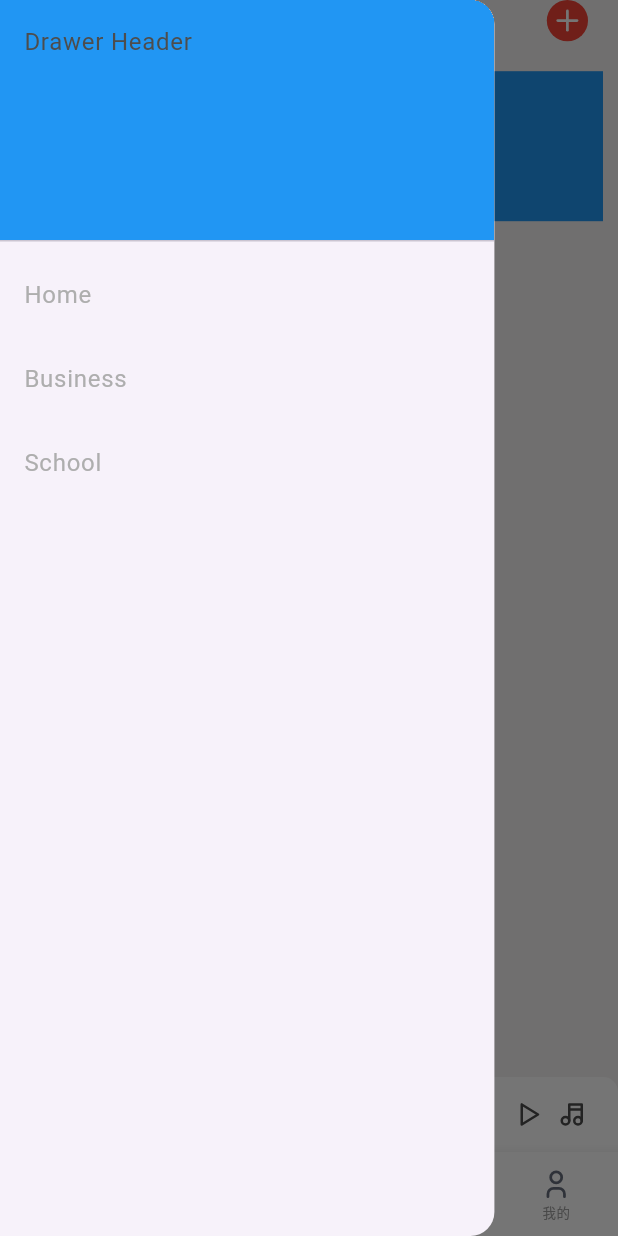
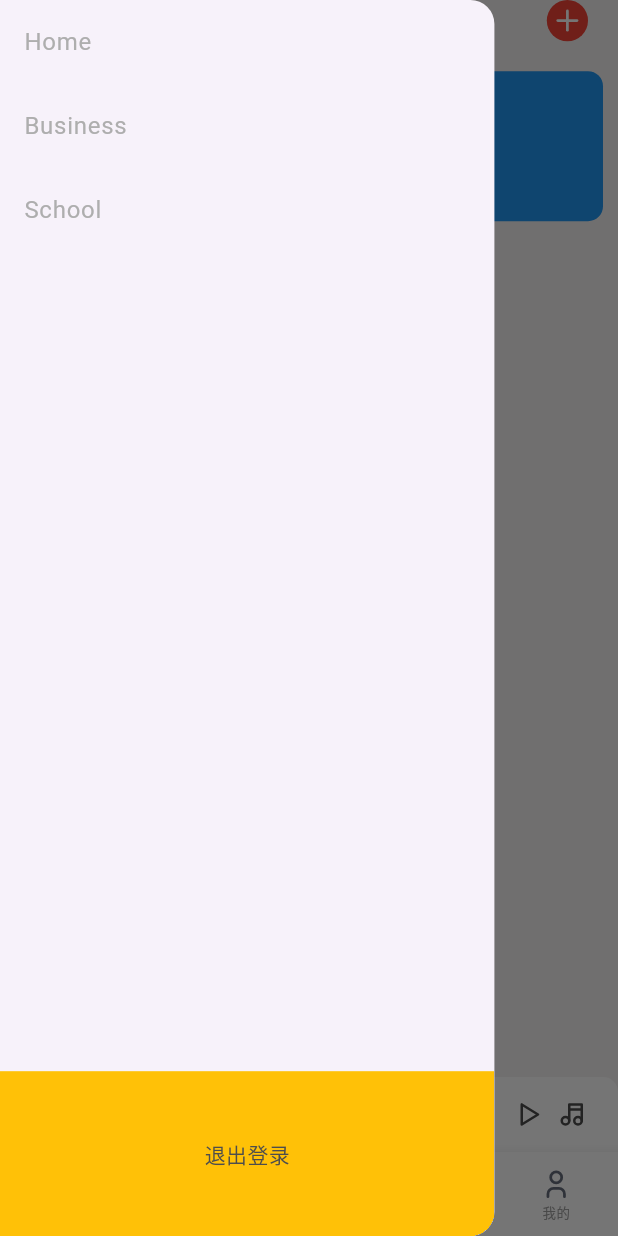
Before and after one commit to Hao-yiwen/netease_cloud_music_app, a Flutter app: the Timeline screen opened by its route, with the side drawer open, on a phone screen of 412 x 824 dp. Run offline on Flutter 3.47's test engine with Material 3 defaults, Android fonts, the phone set to English and light mode, and no system bars; drawn by our look-alikes of easy_refresh; our stand-ins replace auto_route, carousel_slider, cookie_jar, dio, dio_cookie_manager, dots_indicator and 12 more; missing offline and left inert: dio_cache_interceptor; accounts and stored records are empty; network calls fail; statements that could not run were skipped.

Commit message:
feat: add codes

```diff
--- a/lib/http/api/login/login_api.dart
+++ b/lib/http/api/login/login_api.dart
@@ -36,4 +36,9 @@ class LoginApi {
     Http().usc.onLogined(info);
     return info;
   }
+
+  static Future<void> logout() async {
+    await HttpUtils.get('/logout');
+    Http().usc.onLogout();
+  }
 }
--- a/lib/pages/home/home.dart
+++ b/lib/pages/home/home.dart
@@ -5,7 +5,9 @@ import 'package:flutter_screenutil/flutter_screenutil.dart';
 import 'package:flutter_tabler_icons/flutter_tabler_icons.dart';
 import 'package:get_it/get_it.dart';
 import 'package:netease_cloud_music_app/pages/home/home_controller.dart';
+import 'package:netease_cloud_music_app/pages/user/user_controller.dart';
 
+import '../../http/api/login/login_api.dart';
 import '../../routes/routes.gr.dart';
 import '../../widgets/bottom_player_bar.dart';
 
@@ -40,16 +42,13 @@ class _HomeState extends State<Home> {
               // Add a ListView to the drawer. This ensures the user can scroll
               // through the options in the drawer if there isn't enough vertical
               // space to fit everything.
+              child: Column(
+                children: [
+                  Expanded(
                     child: ListView(
                       // Important: Remove any padding from the ListView.
                       padding: EdgeInsets.zero,
                       children: [
-                  const DrawerHeader(
-                    decoration: BoxDecoration(
-                      color: Colors.blue,
-                    ),
-                    child: Text('Drawer Header'),
-                  ),
                         ListTile(
                           title: const Text('Home'),
                           onTap: () {
@@ -74,6 +73,20 @@ class _HomeState extends State<Home> {
                             Navigator.pop(context);
                           },
                         ),
+                      ],
+                    ),
+                  ),
+                  Container(
+                    width: double.infinity,
+                    height: 200.w,
+                    color: Colors.amber,
+                    child: Center(
+                      child: GestureDetector(
+                        onTap: () => _logout(),
+                        child: Text('退出登录'),
+                      ),
+                    ),
+                  )
                 ],
               ),
             ),
@@ -137,6 +150,12 @@ class _HomeState extends State<Home> {
       ],
     );
   }
+
+  Future<void> _logout() async {
+    await LoginApi.logout();
+    UserController.to.logout();
+    AutoRouter.of(context).replaceNamed('/login');
+  }
 }
 
 BottomNavigationBarItem _buildBottomNavigationBarItem({
--- a/lib/pages/home/home_controller.dart
+++ b/lib/pages/home/home_controller.dart
@@ -22,6 +22,9 @@ class HomeController extends SuperController {
     if (userDataStr.isNotEmpty) {
       loginStatus.value = LoginStatus.login;
       userData.value = LoginStatusDto.fromJson(jsonDecode(userDataStr));
+    } else {
+      loginStatus.value = LoginStatus.noLogin;
+      userData.value = LoginStatusDto();
     }
   }
 
--- a/lib/pages/timeline/timeline.dart
+++ b/lib/pages/timeline/timeline.dart
@@ -74,8 +74,11 @@ class _TimelineState extends State<Timeline> {
                 child: Padding(
                   padding: const EdgeInsets.all(10.0),
                   child: Container(
+                    decoration: BoxDecoration(
+                      color: Colors.blue,
+                      borderRadius: BorderRadius.circular(10),
+                    ),
                     height: 100,
-                    color: Colors.blue,
                     child: Center(
                       child: Text(
                         'Banner',
--- a/lib/pages/user/user_controller.dart
+++ b/lib/pages/user/user_controller.dart
@@ -42,4 +42,8 @@ class UserController extends GetxController {
       print(e);
     }
   }
+
+  Future<void> logout() async {
+    HomeController.to.box.delete(loginData);
+  }
 }
```
Also changed, not shown: lib/pages/user/user.dart (+128 -6 lines), 1 other file. Lines whose indentation alone changed are shown as unchanged.
